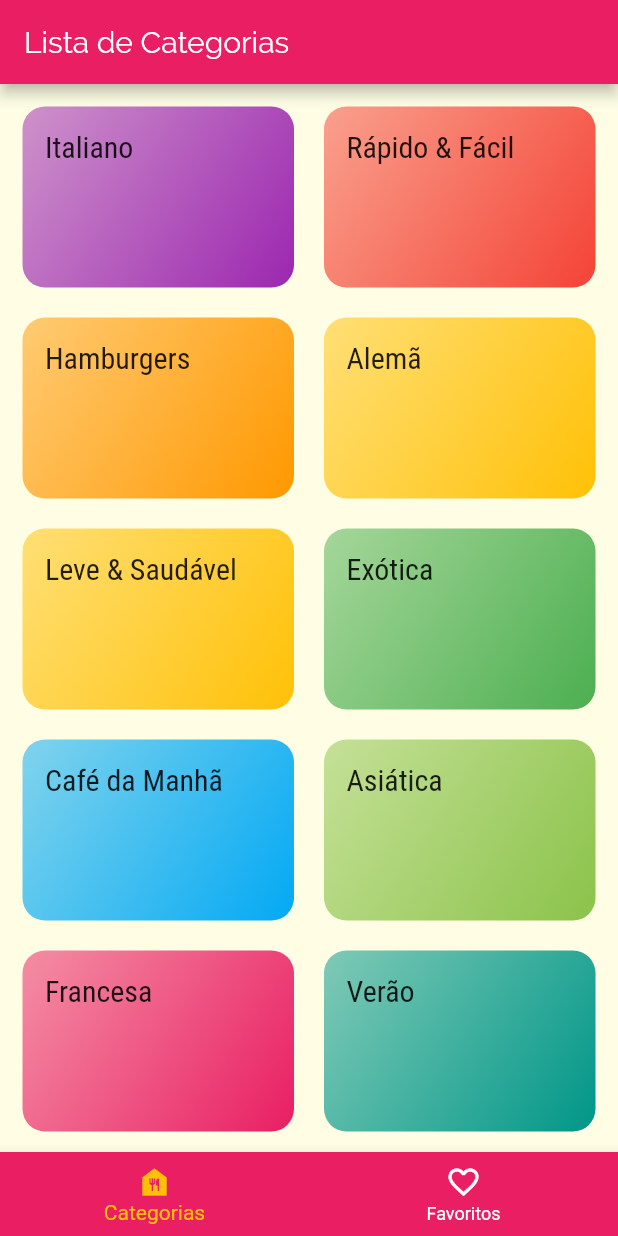
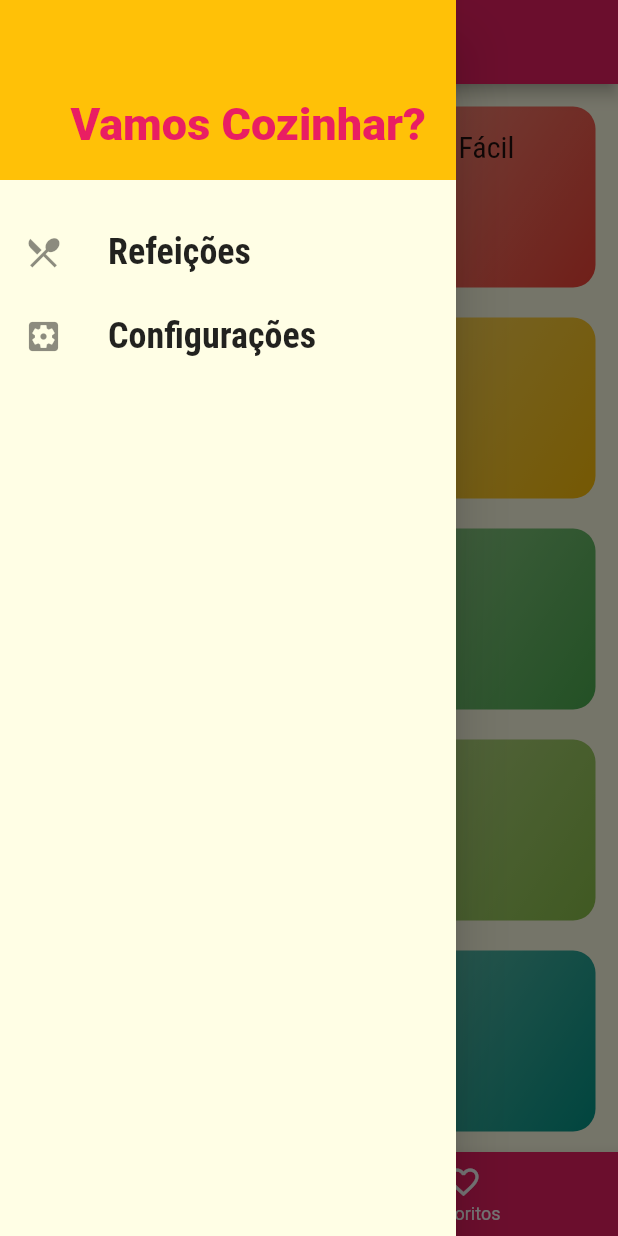
Before and after one commit to arthurdeoliveiraribeiro/meals, a Flutter app: the screen it shows after launch, with the side drawer open (before the commit the screen has no drawer), on a phone screen of 412 x 824 dp. Run offline on Flutter 3.47's test engine with Material 2 defaults, Android fonts, the phone set to English and light mode, and no system bars.

Commit message:
redefinindo rotas e criando uma nova classe

```diff
--- /dev/null
+++ b/lib/components/main_drawer.dart
@@ -0,0 +1,58 @@
+import 'package:flutter/material.dart';
+import '../utils/app_routes.dart';
+
+class MainDrawer extends StatelessWidget {
+
+  Widget _createItem(IconData icon, String label, Function onTap){
+    //Metodo para facilitar nos icones do menu lateral
+    return ListTile(
+      leading:  Icon(
+          icon,
+          size: 26,
+      ),
+      title: Text(
+        label,
+        style: TextStyle(
+          fontFamily: 'RobotoCondensed',
+          fontSize: 24,
+          fontWeight: FontWeight.bold
+        ),
+      ),
+      onTap: onTap,
+    );
+  }
+  @override
+  Widget build(BuildContext context) {
+    return Drawer(
+      //Componente que vai ficar no menu lateral
+      child:  Column(
+        children: <Widget>[
+          Container(
+            height: 120,
+            width: double.infinity,
+            padding: EdgeInsets.all(20),
+            color: Theme.of(context).accentColor,
+            alignment: Alignment.bottomRight,
+            child: Text(
+              'Vamos Cozinhar?',
+              style: TextStyle(
+                fontWeight: FontWeight.w900,
+                fontSize: 30,
+                color: Theme.of(context).primaryColor
+              ),
+              )
+          ),
+          SizedBox(height: 20),
+          _createItem(
+            Icons.restaurant_menu,'Refeições',
+            ()=>Navigator.of(context).pushReplacementNamed(AppRoutes.HOME)
+            //Criei uma função onde eu passo o navigator função simples
+          ),
+          _createItem(
+            Icons.settings_applications, 'Configurações',
+            ()=>Navigator.of(context).pushReplacementNamed(AppRoutes.SETTINGS)
+          ),
+      ],),
+    );
+  }
+}
--- a/lib/main.dart
+++ b/lib/main.dart
@@ -1,5 +1,6 @@
 import 'package:flutter/material.dart';
-import 'screens/categories_screen.dart';
+import 'screens/settings_screens.dart';
+
 import 'screens/categories_meals_screen.dart';
 import 'utils/app_routes.dart';
 import './screens/meal_detail_screen.dart';
@@ -28,6 +29,8 @@ class MyApp extends StatelessWidget {
         AppRoutes. HOME: (ctx) => TabsScreen(),
         AppRoutes.CATEGORIES_MEALS: (ctx) => CategoriesMealsScreen(),
         AppRoutes.MEAL_DETAIL: (ctx) => MealDetailScreen(),
+        AppRoutes.SETTINGS:(ctx) => SettingsScreen(),
+
 
 
 
--- /dev/null
+++ b/lib/screens/settings_screens.dart
@@ -0,0 +1,13 @@
+import 'package:flutter/material.dart';
+
+class SettingsScreen extends StatelessWidget {
+  @override
+  Widget build(BuildContext context) {
+    return Scaffold(
+      appBar: AppBar(
+        title: Text('Configurações'),
+      ),
+      body: Center(child: Text('Configurações'),),
+    );
+  }
+}
--- a/lib/screens/tabs_screen.dart
+++ b/lib/screens/tabs_screen.dart
@@ -1,6 +1,7 @@
 import 'package:flutter/material.dart';
 import 'categories_screen.dart';
 import 'favorite_screen.dart';
+import'../components/main_drawer.dart';
 
 class TabsScreen extends StatefulWidget {
   @override
@@ -28,6 +29,7 @@ class _TabsScreenState extends State<TabsScreen> {
       appBar: AppBar(
         title: Text(_screens[_selectedScreenIndex]['title']),
       ),
+      drawer: MainDrawer(),
       body: _screens[_selectedScreenIndex]['screen'],//começando com a tela 0
       bottomNavigationBar: BottomNavigationBar(
         onTap: _selectScreen,
--- a/lib/utils/app_routes.dart
+++ b/lib/utils/app_routes.dart
@@ -3,5 +3,7 @@ class AppRoutes{
   static const HOME = '/';
   static const CATEGORIES_MEALS = '/categories-meals';
   static const MEAL_DETAIL = '/meal-detail';
+  static const SETTINGS = '/settings';
+
 
 }
```
